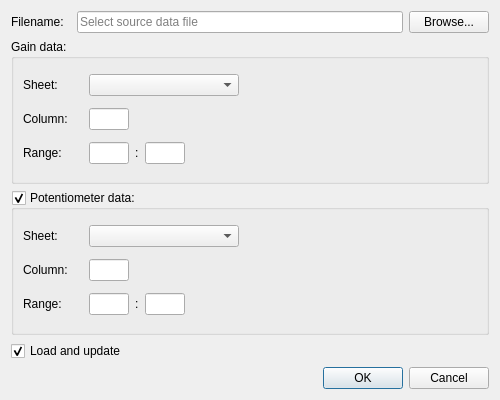
rodnaxel/FindPair, file ui/preferencesdialog.ui: the form before one commit.
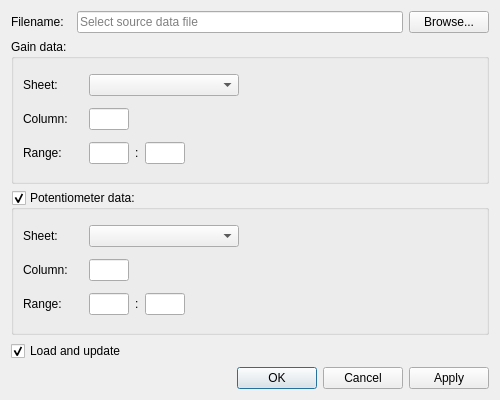
The form after the commit.

```diff
--- a/ui/preferencesdialog.ui
+++ b/ui/preferencesdialog.ui
@@ -503,7 +503,10 @@
       <enum>Qt::Horizontal</enum>
      </property>
      <property name="standardButtons">
-      <set>QDialogButtonBox::Cancel|QDialogButtonBox::Ok</set>
+      <set>QDialogButtonBox::Apply|QDialogButtonBox::Cancel|QDialogButtonBox::Ok</set>
+     </property>
+     <property name="centerButtons">
+      <bool>false</bool>
      </property>
     </widget>
    </item>
```
